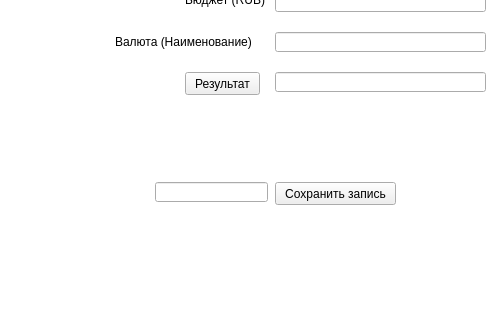
Qt form ExchangeRate.ui (Vladislav0904/The-Exchange-Rate) before a commit; both pictures show x 437 to 936 and y 194 to 514 of the 936 by 731 pixel window.
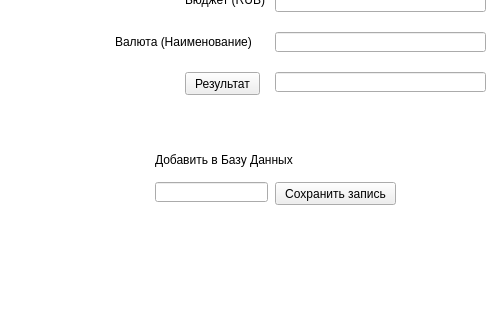
The same form after that commit.

```diff
--- a/ExchangeRate.ui
+++ b/ExchangeRate.ui
@@ -259,6 +259,19 @@
       <string>Сохранить запись</string>
      </property>
     </widget>
+    <widget class="QLabel" name="label_6">
+     <property name="geometry">
+      <rect>
+       <x>590</x>
+       <y>320</y>
+       <width>171</width>
+       <height>16</height>
+      </rect>
+     </property>
+     <property name="text">
+      <string>Добавить в Базу Данных</string>
+     </property>
+    </widget>
    </widget>
    <widget class="QWidget" name="tab_2">
     <property name="cursor">
```
Left out of the diff: 13 changed lines with no effect on the pictures. Lines whose indentation alone changed are shown as unchanged.
